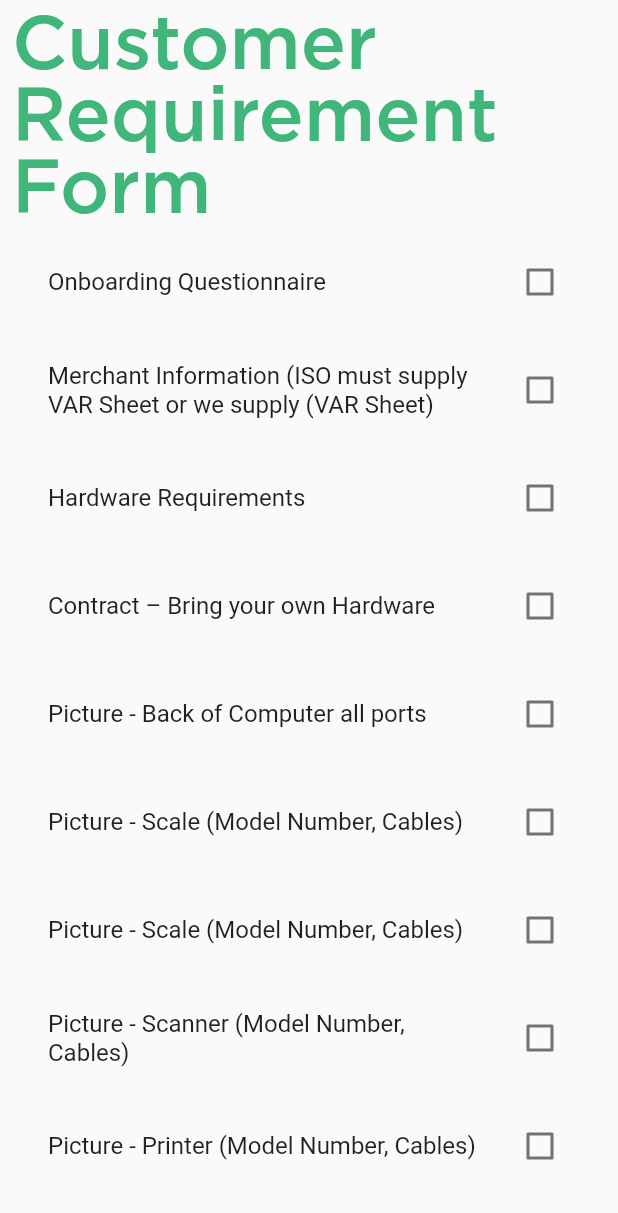
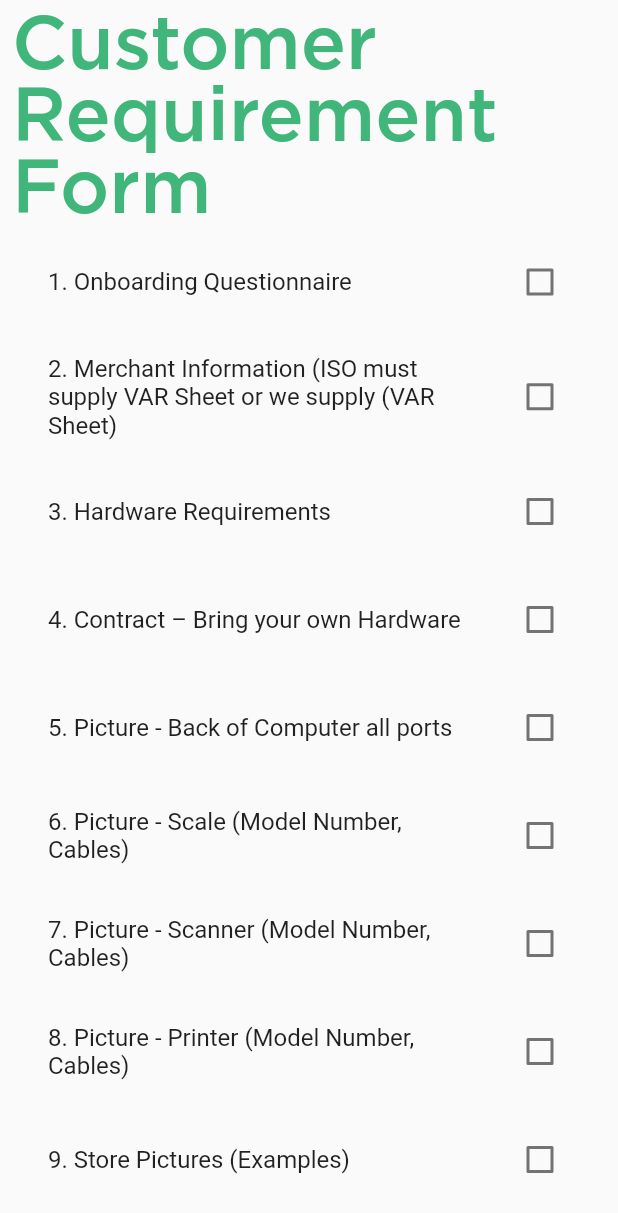
Before and after one commit to vrunds82/itretail, a Flutter app: the screen it shows after launch, on a phone screen of 412 x 824 dp. Shown: the top 1213 px of the screen. Run offline on Flutter 3.47's test engine with Material 2 defaults, Android fonts, the phone set to English and light mode, and no system bars; our stand-ins replace cached_network_image, flutter_svg, fluttertoast, image_picker.

Commit message:
Customer Requirement Form Done

```diff
--- a/lib/Screens/customer_requirement_form/customer_requirment.dart
+++ b/lib/Screens/customer_requirement_form/customer_requirment.dart
@@ -2,6 +2,7 @@ import 'package:flutter/material.dart';
 import 'package:flutter/scheduler.dart';
 import 'package:itretail/Screens/Global/CustomColors.dart';
 import 'package:itretail/Screens/Global/vars.dart';
+import 'package:itretail/Screens/Questions_Screens/Product_File.dart';
 
 class CustomerRequirement extends StatefulWidget {
   @override
@@ -10,36 +11,36 @@ class CustomerRequirement extends StatefulWidget {
 
 class _CustomerRequirementState extends State<CustomerRequirement> {
 
-  String stringOnBoardingQuestionnaire ="Onboarding Questionnaire" ;
-  String stringMerchantInfo = "Merchant Information (ISO must supply VAR Sheet or we supply (VAR Sheet)";
-  String stringHardwareInfo= "Hardware Requirements";
-  String stringContractBringYourOwnHardware= "Contract – Bring your own Hardware";
-  String stringPictureAllPorts= "Picture - Back of Computer all ports";
-  String stringPictureScale= "Picture - Scale (Model Number, Cables)";
-  String stringPictureScanner= "Picture - Scanner (Model Number, Cables)";
-  String stringPicturePrinter= "Picture - Printer (Model Number, Cables)";
-  String stringStorePicture= "Store Pictures (Examples)";
-  String stringProcessOrder= "Process Order - Order Hardware & Enter tracking info (note: from our supplier or from our office)";
-  String stringComputerInStock= "Computer (Instock)";
-  String stringPinPad= "Pin Pad & Cables (Supplier Encrypts)";
-  String stringScale= "Scale & Cables ";
-  String stringScanner= "Scanner & Cables – Hand Scanner, Cash Drawer, Mounts , Zywall instock)";
-  String stringPrinter= "Printer & Cables";
-  String stringHandScanner= "Hand Scanner";
-  String stringCashDrawer= "Cash Drawer";
-  String stringMounts= "Mounts";
-  String stringZyWall= "Zywall";
-  String stringTraining= "Training (Back office and Front End – Watch Videos)";
-  String stringBackOfficeSetup= "Back Office Setup (Taxes, Departments, Vendors, Employees, Fees  … Link to BO with User & PW,)";
-  String stringProductFile= "Product File (Emily Sends Template) Download a CSV Template with Video how to use)";
-  String stringProductTemplate= "Product Template";
-  String stringPictureUPC= "Picture - what a UPC A barcode is ";
-  String stringPictureEAN= "Picture - what a EAN barcode is ";
-  String stringPicture002= "Picture what a 002 barcode is ";
-  String stringFinalPayment= "Final Payment ";
-  String stringEquipmentPayment= "Equipment Shipped! Enter Tracking from Office to the Cust; Tracking from supplier s/b entered.";
-  String stringInstall= "Install ";
-  String stringTrainingGoLive= "Training and Go live";
+  String stringOnBoardingQuestionnaire ="1. Onboarding Questionnaire" ;
+  String stringMerchantInfo = "2. Merchant Information (ISO must supply VAR Sheet or we supply (VAR Sheet)";
+  String stringHardwareInfo= "3. Hardware Requirements";
+  String stringContractBringYourOwnHardware= "4. Contract – Bring your own Hardware";
+  String stringPictureAllPorts= "5. Picture - Back of Computer all ports";
+  String stringPictureScale= "6. Picture - Scale (Model Number, Cables)";
+  String stringPictureScanner= "7. Picture - Scanner (Model Number, Cables)";
+  String stringPicturePrinter= "8. Picture - Printer (Model Number, Cables)";
+  String stringStorePicture= "9. Store Pictures (Examples)";
+  String stringProcessOrder= "10. Process Order - Order Hardware & Enter tracking info (note: from our supplier or from our office)";
+  String stringComputerInStock= "11. Computer (Instock)";
+  String stringPinPad= "12. Pin Pad & Cables (Supplier Encrypts)";
+  String stringScale= "13. Scale & Cables ";
+  String stringScanner= "14. Scanner & Cables – Hand Scanner, Cash Drawer, Mounts , Zywall instock)";
+  String stringPrinter= "15. Printer & Cables";
+  String stringHandScanner= "16. Hand Scanner";
+  String stringCashDrawer= "17. Cash Drawer";
+  String stringMounts= "18. Mounts";
+  String stringZyWall= "19. Zywall";
+  String stringTraining= "20. Training (Back office and Front End – Watch Videos)";
+  String stringBackOfficeSetup= "21. Back Office Setup (Taxes, Departments, Vendors, Employees, Fees  … Link to BO with User & PW,)";
+  String stringProductFile= "22. Product File (Emily Sends Template) Download a CSV Template with Video how to use)";
+  String stringProductTemplate= "23. Product Template";
+  String stringPictureUPC= "24. Picture - what a UPC A barcode is ";
+  String stringPictureEAN= "25. Picture - what a EAN barcode is ";
+  String stringPicture002= "26. Picture what a 002 barcode is ";
+  String stringFinalPayment= "27. Final Payment ";
+  String stringEquipmentPayment= "28. Equipment Shipped! Enter Tracking from Office to the Cust; Tracking from supplier s/b entered.";
+  String stringInstall= "29. Install ";
+  String stringTrainingGoLive= "30. Training and Go live";
   bool onBoardingQuestionnaire=false;
   bool merchantInfo=false;
   bool hardwareInfo=false;
@@ -114,10 +115,7 @@ class _CustomerRequirementState extends State<CustomerRequirement> {
                 title: stringPictureScale,
                 value: pictureScale,
               ),
-              CustomCheckTile(
-                title: stringPictureScale,
-                value: pictureScale,
-              ),
+
               CustomCheckTile(
                 title: stringPictureScanner,
                 value: pictureScanner,
@@ -147,7 +145,7 @@ class _CustomerRequirementState extends State<CustomerRequirement> {
                 value: scale,
               ),
               CustomCheckTile(
-                title: stringPictureScanner,
+                title: stringScanner,
                 value: scanner,
               ),
               CustomCheckTile(
@@ -179,7 +177,7 @@ class _CustomerRequirementState extends State<CustomerRequirement> {
                 value: backOfficeSetup,
               ),
               CustomCheckTile(
-                title: stringProductTemplate,
+                title: stringProductFile,
                 value: productFile,
               ),
               CustomCheckTile(
```
